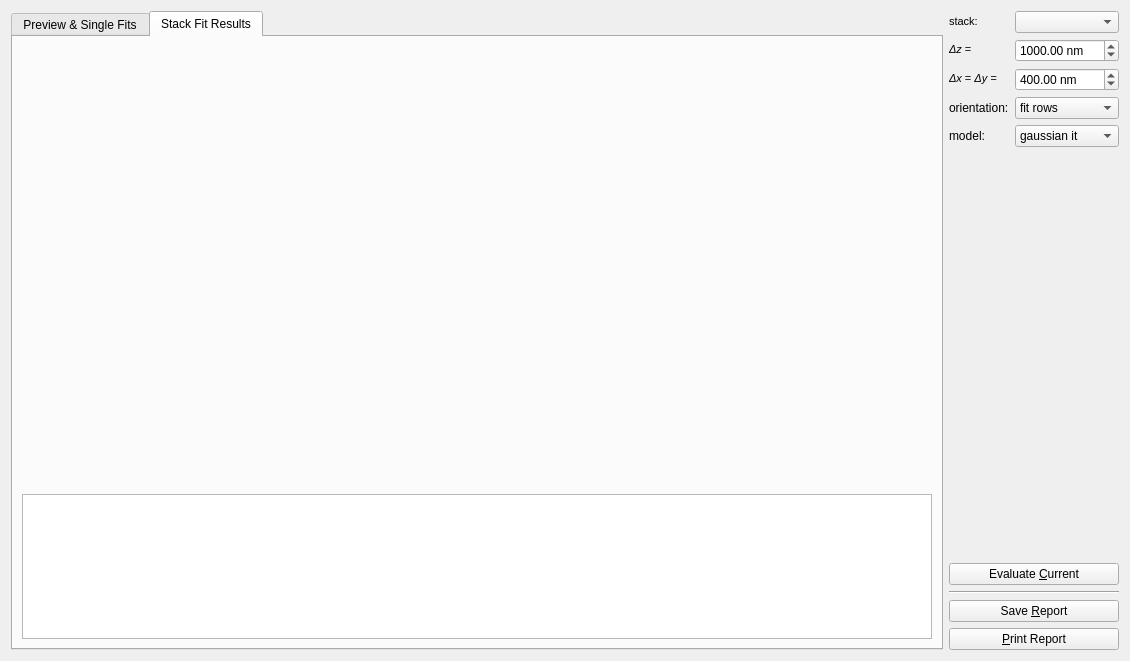
Qt form plugins/spim_lightsheet_eval/qfspimlightsheetevaluation_editor.ui (jkriege2/QuickFit3) before a commit.
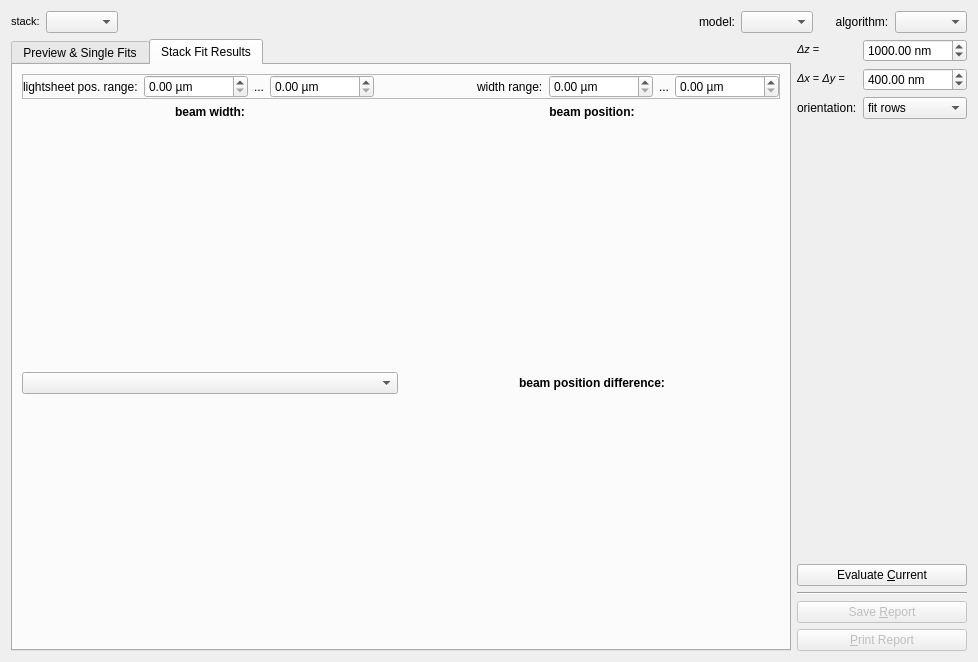
The same form after that commit. The open tabs and pages were chosen to show the change. Icons and pictures are not drawn. Custom widgets are drawn as their Qt base class.

Commit message: QuickFit3/fitfunctions_lightsheet: added this plugin with fit functions (slit, gaussian) for the lightsheet analysis plugin QuickFit3/spim_lightsheet_eval:   - now uses QFFitFuntions and QFFitAlgorithms   - displays result summary on second tab now   -> completed

Patch:
```diff
--- a/plugins/spim_lightsheet_eval/qfspimlightsheetevaluation_editor.ui
+++ b/plugins/spim_lightsheet_eval/qfspimlightsheetevaluation_editor.ui
@@ -6,15 +6,15 @@
    <rect>
     <x>0</x>
     <y>0</y>
-    <width>1130</width>
-    <height>661</height>
+    <width>978</width>
+    <height>662</height>
    </rect>
   </property>
   <property name="windowTitle">
    <string>Form</string>
   </property>
-  <layout class="QHBoxLayout" name="horizontalLayout_2" stretch="1,0">
-   <item>
+  <layout class="QGridLayout" name="gridLayout_3">
+   <item row="1" column="0">
     <widget class="QTabWidget" name="tabWidget">
      <property name="currentIndex">
       <number>0</number>
@@ -102,8 +102,34 @@
       <attribute name="title">
        <string>Stack Fit Results</string>
       </attribute>
-      <layout class="QGridLayout" name="gridLayout_2" rowstretch="3,3,2">
-       <item row="0" column="0" rowspan="2">
+      <layout class="QGridLayout" name="gridLayout_2" rowstretch="0,0,1,0,1">
+       <item row="3" column="0">
+        <widget class="QComboBox" name="cmbParameter">
+         <property name="font">
+          <font>
+           <weight>75</weight>
+           <bold>true</bold>
+          </font>
+         </property>
+        </widget>
+       </item>
+       <item row="1" column="0">
+        <widget class="QLabel" name="label_10">
+         <property name="font">
+          <font>
+           <weight>75</weight>
+           <bold>true</bold>
+          </font>
+         </property>
+         <property name="text">
+          <string>beam width:</string>
+         </property>
+         <property name="alignment">
+          <set>Qt::AlignCenter</set>
+         </property>
+        </widget>
+       </item>
+       <item row="2" column="0">
         <widget class="JKQtPlotter" name="pltBeamWidth" native="true">
          <property name="minimumSize">
           <size>
@@ -113,7 +139,23 @@
          </property>
         </widget>
        </item>
-       <item row="0" column="1">
+       <item row="1" column="1">
+        <widget class="QLabel" name="label_9">
+         <property name="font">
+          <font>
+           <weight>75</weight>
+           <bold>true</bold>
+          </font>
+         </property>
+         <property name="text">
+          <string>beam position:</string>
+         </property>
+         <property name="alignment">
+          <set>Qt::AlignCenter</set>
+         </property>
+        </widget>
+       </item>
+       <item row="2" column="1">
         <widget class="JKQtPlotter" name="pltBeamPos" native="true">
          <property name="minimumSize">
           <size>
@@ -123,7 +165,23 @@
          </property>
         </widget>
        </item>
-       <item row="1" column="1">
+       <item row="3" column="1">
+        <widget class="QLabel" name="label_11">
+         <property name="font">
+          <font>
+           <weight>75</weight>
+           <bold>true</bold>
+          </font>
+         </property>
+         <property name="text">
+          <string>beam position difference:</string>
+         </property>
+         <property name="alignment">
+          <set>Qt::AlignCenter</set>
+         </property>
+        </widget>
+       </item>
+       <item row="4" column="1">
         <widget class="JKQtPlotter" name="pltBeamPosDifference" native="true">
          <property name="minimumSize">
           <size>
@@ -133,18 +191,123 @@
          </property>
         </widget>
        </item>
-       <item row="2" column="0" colspan="2">
-        <widget class="QTextEdit" name="fitResults">
-         <property name="readOnly">
-          <bool>true</bool>
+       <item row="4" column="0">
+        <widget class="JKQtPlotter" name="pltParam" native="true">
+         <property name="minimumSize">
+          <size>
+           <width>200</width>
+           <height>200</height>
+          </size>
          </property>
         </widget>
        </item>
+       <item row="0" column="0" colspan="2">
+        <widget class="QFrame" name="frame">
+         <property name="minimumSize">
+          <size>
+           <width>0</width>
+           <height>15</height>
+          </size>
+         </property>
+         <property name="frameShape">
+          <enum>QFrame::StyledPanel</enum>
+         </property>
+         <property name="frameShadow">
+          <enum>QFrame::Raised</enum>
+         </property>
+         <layout class="QHBoxLayout" name="horizontalLayout_3">
+          <property name="margin">
+           <number>0</number>
+          </property>
+          <item>
+           <widget class="QLabel" name="label_12">
+            <property name="text">
+             <string>lightsheet pos. range:</string>
+            </property>
+           </widget>
+          </item>
+          <item>
+           <widget class="QDoubleSpinBox" name="spinRangeMin">
+            <property name="suffix">
+             <string> µm</string>
+            </property>
+            <property name="maximum">
+             <double>1000000.000000000000000</double>
+            </property>
+           </widget>
+          </item>
+          <item>
+           <widget class="QLabel" name="label_13">
+            <property name="text">
+             <string>...</string>
+            </property>
+           </widget>
+          </item>
+          <item>
+           <widget class="QDoubleSpinBox" name="spinRangeMax">
+            <property name="suffix">
+             <string> µm</string>
+            </property>
+            <property name="maximum">
+             <double>1000000.000000000000000</double>
+            </property>
+           </widget>
+          </item>
+          <item>
+           <spacer name="horizontalSpacer_3">
+            <property name="orientation">
+             <enum>Qt::Horizontal</enum>
+            </property>
+            <property name="sizeHint" stdset="0">
+             <size>
+              <width>40</width>
+              <height>20</height>
+             </size>
+            </property>
+           </spacer>
+          </item>
+          <item>
+           <widget class="QLabel" name="label_14">
+            <property name="text">
+             <string>width range:</string>
+            </property>
+           </widget>
+          </item>
+          <item>
+           <widget class="QDoubleSpinBox" name="spinWidthRangeMin">
+            <property name="suffix">
+             <string> µm</string>
+            </property>
+            <property name="maximum">
+             <double>100000000.000000000000000</double>
+            </property>
+           </widget>
+          </item>
+          <item>
+           <widget class="QLabel" name="label_15">
+            <property name="text">
+             <string>...</string>
+            </property>
+           </widget>
+          </item>
+          <item>
+           <widget class="QDoubleSpinBox" name="spinWidthRangeMax">
+            <property name="suffix">
+             <string> µm</string>
+            </property>
+            <property name="maximum">
+             <double>100000000.000000000000000</double>
+            </property>
+           </widget>
+          </item>
+         </layout>
+        </widget>
+       </item>
       </layout>
      </widget>
     </widget>
    </item>
-   <item>
+   <item row="1" column="1">
     <layout class="QVBoxLayout" name="verticalLayout">
      <item>
       <layout class="QFormLayout" name="formLayout">
@@ -152,17 +315,6 @@
         <enum>QFormLayout::AllNonFixedFieldsGrow</enum>
        </property>
        <item row="0" column="0">
-        <widget class="QLabel" name="label_7">
-         <property name="text">
-          <string>&lt;!DOCTYPE HTML PUBLIC &quot;-//W3C//DTD HTML 4.0//EN&quot; &quot;http://www.w3.org/TR/REC-html40/strict.dtd&quot;&gt;
-&lt;html&gt;&lt;head&gt;&lt;meta name=&quot;qrichtext&quot; content=&quot;1&quot; /&gt;&lt;style type=&quot;text/css&quot;&gt;
-p, li { white-space: pre-wrap; }
-&lt;/style&gt;&lt;/head&gt;&lt;body style=&quot; font-family:'MS Shell Dlg 2'; font-size:8.25pt; font-weight:400; font-style:normal;&quot;&gt;
-&lt;p style=&quot; margin-top:0px; margin-bottom:0px; margin-left:0px; margin-right:0px; -qt-block-indent:0; text-indent:0px;&quot;&gt;&lt;span style=&quot; font-size:8pt;&quot;&gt;stack:&lt;/span&gt;&lt;/p&gt;&lt;/body&gt;&lt;/html&gt;</string>
-         </property>
-        </widget>
-       </item>
-       <item row="1" column="0">
         <widget class="QLabel" name="label_3">
          <property name="text">
           <string>&lt;!DOCTYPE HTML PUBLIC &quot;-//W3C//DTD HTML 4.0//EN&quot; &quot;http://www.w3.org/TR/REC-html40/strict.dtd&quot;&gt;
@@ -173,7 +325,7 @@
          </property>
         </widget>
        </item>
-       <item row="1" column="1">
+       <item row="0" column="1">
         <widget class="QDoubleSpinBox" name="spinDeltaZ">
          <property name="suffix">
           <string> nm</string>
@@ -192,7 +344,7 @@
          </property>
         </widget>
        </item>
-       <item row="2" column="0">
+       <item row="1" column="0">
         <widget class="QLabel" name="label_4">
          <property name="text">
           <string>&lt;!DOCTYPE HTML PUBLIC &quot;-//W3C//DTD HTML 4.0//EN&quot; &quot;http://www.w3.org/TR/REC-html40/strict.dtd&quot;&gt;
@@ -203,7 +355,7 @@
          </property>
         </widget>
        </item>
-       <item row="2" column="1">
+       <item row="1" column="1">
         <widget class="QDoubleSpinBox" name="spinDeltaX">
          <property name="suffix">
           <string> nm</string>
@@ -222,14 +374,14 @@
          </property>
         </widget>
        </item>
-       <item row="3" column="0">
+       <item row="2" column="0">
         <widget class="QLabel" name="label_5">
          <property name="text">
           <string>orientation:</string>
          </property>
         </widget>
        </item>
-       <item row="3" column="1">
+       <item row="2" column="1">
         <widget class="QComboBox" name="cmbOrientation">
          <item>
           <property name="text">
@@ -243,25 +395,6 @@
          </item>
         </widget>
        </item>
-       <item row="4" column="0">
-        <widget class="QLabel" name="label_6">
-         <property name="text">
-          <string>model:</string>
-         </property>
-        </widget>
-       </item>
-       <item row="4" column="1">
-        <widget class="QComboBox" name="cmbModel">
-         <item>
-          <property name="text">
-           <string>gaussian it</string>
-          </property>
-         </item>
-        </widget>
-       </item>
-       <item row="0" column="1">
-        <widget class="QComboBox" name="cmbStack"/>
-       </item>
       </layout>
      </item>
      <item>
@@ -297,6 +430,9 @@
      </item>
      <item>
       <widget class="QPushButton" name="btnSaveReport">
+       <property name="enabled">
+        <bool>false</bool>
+       </property>
        <property name="text">
         <string>Save &amp;Report</string>
        </property>
@@ -308,6 +444,9 @@
      </item>
      <item>
       <widget class="QPushButton" name="btnPrintReport">
+       <property name="enabled">
+        <bool>false</bool>
+       </property>
        <property name="text">
         <string>&amp;Print Report</string>
        </property>
@@ -319,6 +458,60 @@
      </item>
     </layout>
    </item>
+   <item row="0" column="0" colspan="2">
+    <layout class="QHBoxLayout" name="horizontalLayout_2">
+     <item>
+      <widget class="QLabel" name="label_7">
+       <property name="text">
+        <string>&lt;!DOCTYPE HTML PUBLIC &quot;-//W3C//DTD HTML 4.0//EN&quot; &quot;http://www.w3.org/TR/REC-html40/strict.dtd&quot;&gt;
+&lt;html&gt;&lt;head&gt;&lt;meta name=&quot;qrichtext&quot; content=&quot;1&quot; /&gt;&lt;style type=&quot;text/css&quot;&gt;
+p, li { white-space: pre-wrap; }
+&lt;/style&gt;&lt;/head&gt;&lt;body style=&quot; font-family:'MS Shell Dlg 2'; font-size:8.25pt; font-weight:400; font-style:normal;&quot;&gt;
+&lt;p style=&quot; margin-top:0px; margin-bottom:0px; margin-left:0px; margin-right:0px; -qt-block-indent:0; text-indent:0px;&quot;&gt;&lt;span style=&quot; font-size:8pt;&quot;&gt;stack:&lt;/span&gt;&lt;/p&gt;&lt;/body&gt;&lt;/html&gt;</string>
+       </property>
+       <property name="buddy">
+        <cstring>cmbStack</cstring>
+       </property>
+      </widget>
+     </item>
+     <item>
+      <widget class="QComboBox" name="cmbStack"/>
+     </item>
+     <item>
+      <spacer name="horizontalSpacer_2">
+       <property name="orientation">
+        <enum>Qt::Horizontal</enum>
+       </property>
+       <property name="sizeHint" stdset="0">
+        <size>
+         <width>40</width>
+         <height>20</height>
+        </size>
+       </property>
+      </spacer>
+     </item>
+     <item>
+      <widget class="QLabel" name="label_8">
+       <property name="text">
+        <string>model:</string>
+       </property>
+      </widget>
+     </item>
+     <item>
+      <widget class="QFFitFunctionComboBox" name="cmbModel"/>
+     </item>
+     <item>
+      <widget class="QLabel" name="label_6">
+       <property name="text">
+        <string>     algorithm:</string>
+       </property>
+      </widget>
+     </item>
+     <item>
+      <widget class="QFFitAlgorithmComboBox" name="cmbAlgorithm"/>
+     </item>
+    </layout>
+   </item>
   </layout>
  </widget>
  <customwidgets>
@@ -328,6 +521,16 @@
    <header>jkqtplotter.h</header>
    <container>1</container>
   </customwidget>
+  <customwidget>
+   <class>QFFitFunctionComboBox</class>
+   <extends>QComboBox</extends>
+   <header>qffitfunctioncombobox.h</header>
+  </customwidget>
+  <customwidget>
+   <class>QFFitAlgorithmComboBox</class>
+   <extends>QComboBox</extends>
+   <header>qffitalgorithmcombobox.h</header>
+  </customwidget>
  </customwidgets>
  <resources>
   <include location="qfspimlightsheetevaluation.qrc"/>
```
Left out of the diff: 145 changed lines with no effect on the pictures. The commit also changes 29 other files.
